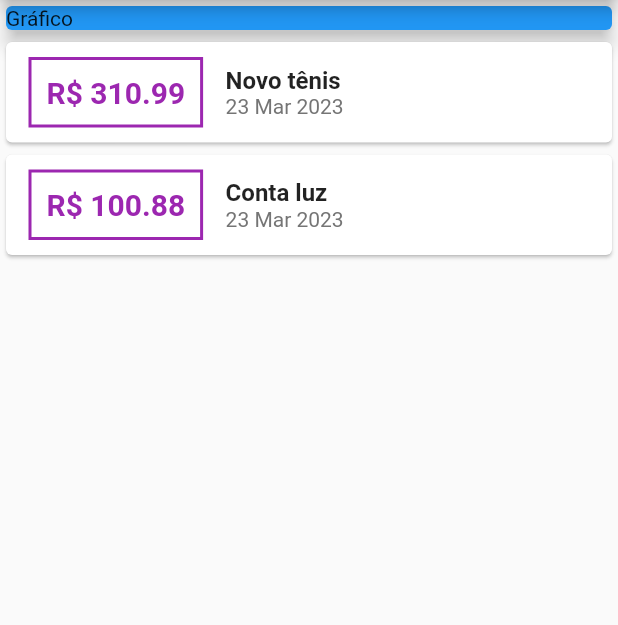
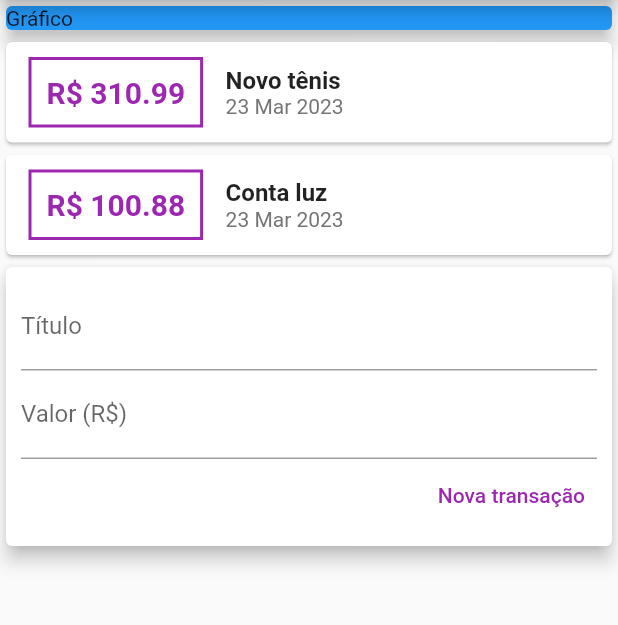
Before and after one commit to patrickkaic/OutlayApp, a Flutter app: the screen it shows after launch, on a phone screen of 412 x 824 dp, the part 84-709 px from its top. Run offline on Flutter 3.47's test engine with Material 2 defaults, Android fonts, the phone set to English and light mode, and no system bars.

Commit message:
input texted added

```diff
--- a/lib/main.dart
+++ b/lib/main.dart
@@ -1,4 +1,4 @@
-// ignore_for_file: prefer_const_constructors, sort_child_properties_last, sized_box_for_whitespace, use_key_in_widget_constructors
+// ignore_for_file: prefer_const_constructors, sort_child_properties_last, sized_box_for_whitespace, use_key_in_widget_constructors, prefer_const_literals_to_create_immutables
 
 import 'package:flutter/material.dart';
 import 'package:outlay_app/models/transactions.dart';
@@ -7,8 +7,6 @@
 main() => runApp(OutlayApp());
 
 class OutlayApp extends StatelessWidget {
-  const OutlayApp({super.key});
-
   @override
   Widget build(BuildContext context) {
     return MaterialApp(
@@ -18,6 +16,9 @@
 }
 
 class MyHomePage extends StatelessWidget {
+  final titleController = TextEditingController();
+  final valueController = TextEditingController();
+
   final _transactions = [
     Trasnsactions(
       id: 't1',
@@ -96,7 +97,47 @@
                   ],
                 ),
               );
-          }).toList()),
+            }).toList(),
+          ),
+          Card(
+            elevation: 5,
+            child: Padding(
+              padding: const EdgeInsets.all(10),
+              child: Column(
+                children: [
+                  TextField(
+                    controller: titleController,
+                    decoration: InputDecoration(
+                      labelText: 'Título',
+                    ),
+                  ),
+                  TextField(
+                    controller: valueController,
+                    decoration: InputDecoration(
+                      labelText: 'Valor (R\$)',
+                    ),
+                  ),
+                  Row(
+                    mainAxisAlignment: MainAxisAlignment.end,
+                    children: [
+                      TextButton(
+                        onPressed: () {
+                          print(titleController.text);
+                          print(valueController.text);
+                        },
+                        child: Text(
+                          'Nova transação',
+                          style: TextStyle(
+                            color: Colors.purple,
+                          ),
+                        ),
+                      ),
+                    ],
+                  )
+                ],
+              ),
+            ),
+          )
         ],
       ),
     );
```
Lines whose indentation alone changed are shown as unchanged.
